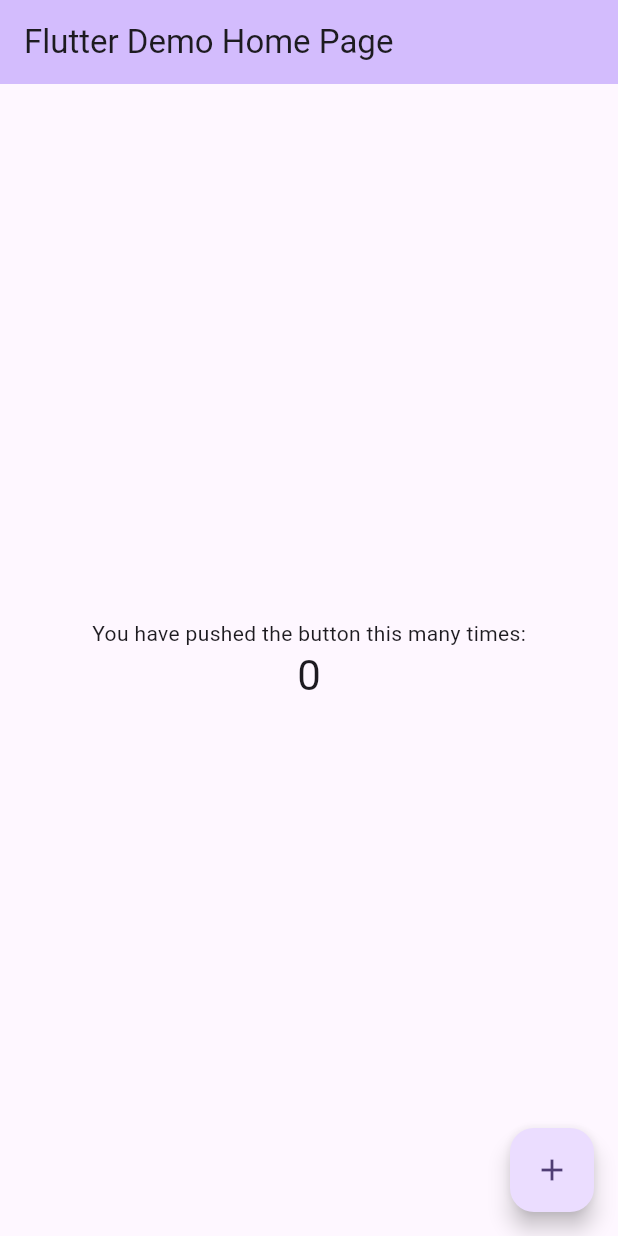
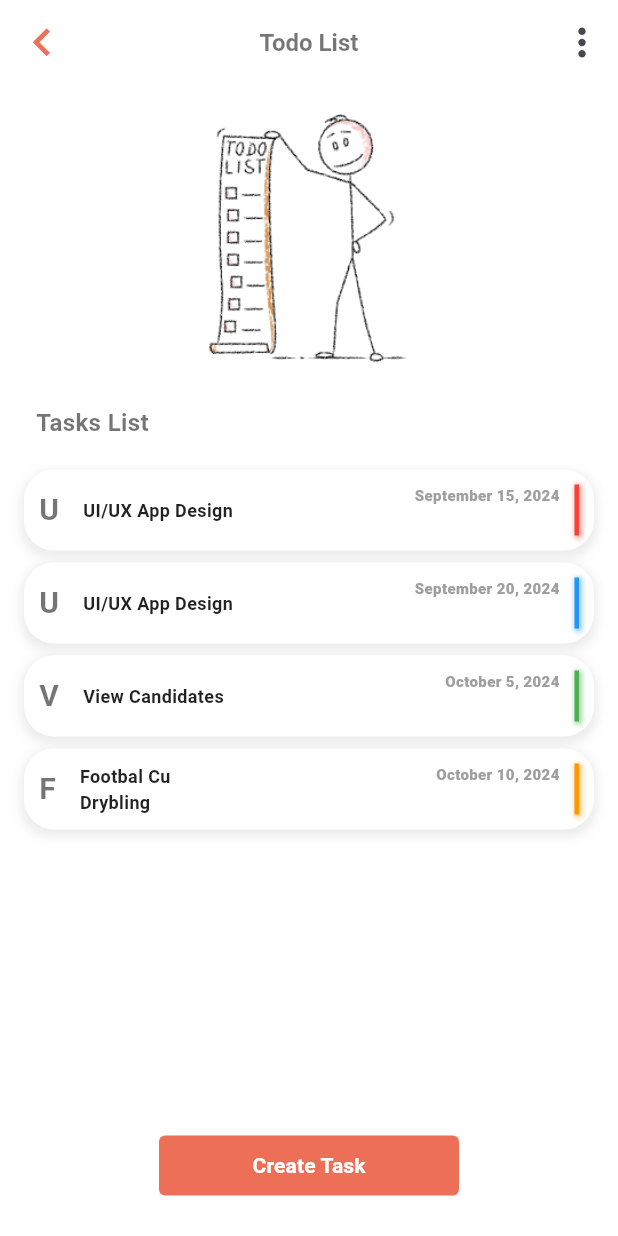
Before and after one commit to melese-2121/2023-project-phase-mobile-tasks, a Flutter app: the screen it shows after launch, on a phone screen of 412 x 824 dp. Run offline on Flutter 3.47's test engine with Material 3 defaults, Android fonts, the light colour scheme and no system bars.

Commit message:
Finish Todo_List task

```diff
--- a/on-boarding/todo_list/lib/main.dart
+++ b/on-boarding/todo_list/lib/main.dart
@@ -1,4 +1,5 @@
 import 'package:flutter/material.dart';
+import 'package:intl/intl.dart';
 
 void main() {
   runApp(const MyApp());
@@ -7,119 +8,203 @@
 class MyApp extends StatelessWidget {
   const MyApp({super.key});
 
-  // This widget is the root of your application.
   @override
   Widget build(BuildContext context) {
-    return MaterialApp(
-      title: 'Flutter Demo',
-      theme: ThemeData(
-        // This is the theme of your application.
-        //
-        // TRY THIS: Try running your application with "flutter run". You'll see
-        // the application has a purple toolbar. Then, without quitting the app,
-        // try changing the seedColor in the colorScheme below to Colors.green
-        // and then invoke "hot reload" (save your changes or press the "hot
-        // reload" button in a Flutter-supported IDE, or press "r" if you used
-        // the command line to start the app).
-        //
-        // Notice that the counter didn't reset back to zero; the application
-        // state is not lost during the reload. To reset the state, use hot
-        // restart instead.
-        //
-        // This works for code too, not just values: Most code changes can be
-        // tested with just a hot reload.
-        colorScheme: ColorScheme.fromSeed(seedColor: Colors.deepPurple),
-        useMaterial3: true,
-      ),
-      home: const MyHomePage(title: 'Flutter Demo Home Page'),
+    return const MaterialApp(
+      title: 'todo-list',
+      debugShowCheckedModeBanner: false,
+      home: MyHomePage(),
     );
   }
 }
 
 class MyHomePage extends StatefulWidget {
-  const MyHomePage({super.key, required this.title});
-
-  // This widget is the home page of your application. It is stateful, meaning
-  // that it has a State object (defined below) that contains fields that affect
-  // how it looks.
-
-  // This class is the configuration for the state. It holds the values (in this
-  // case the title) provided by the parent (in this case the App widget) and
-  // used by the build method of the State. Fields in a Widget subclass are
-  // always marked "final".
-
-  final String title;
+  const MyHomePage({super.key});
 
   @override
   State<MyHomePage> createState() => _MyHomePageState();
 }
 
 class _MyHomePageState extends State<MyHomePage> {
-  int _counter = 0;
-
-  void _incrementCounter() {
-    setState(() {
-      // This call to setState tells the Flutter framework that something has
-      // changed in this State, which causes it to rerun the build method below
-      // so that the display can reflect the updated values. If we changed
-      // _counter without calling setState(), then the build method would not be
-      // called again, and so nothing would appear to happen.
-      _counter++;
-    });
-  }
+  final List<Map<String, dynamic>> items = [
+    {
+      'Type': 'U',
+      'Title': 'UI/UX App Design',
+      'Due Date': DateTime(2024, 9, 15),
+      'Color': Colors.red
+    },
+    {
+      'Type': 'U',
+      'Title': 'UI/UX App Design',
+      'Due Date': DateTime(2024, 9, 20),
+      'Color': Colors.blue
+    },
+    {
+      'Type': 'V',
+      'Title': 'View Candidates',
+      'Due Date': DateTime(2024, 10, 5),
+      'Color': Colors.green
+    },
+    {
+      'Type': 'F',
+      'Title': 'Footbal Cu Drybling',
+      'Due Date': DateTime(2024, 10, 10),
+      'Color': Colors.orange
+    },
+  ];
 
   @override
   Widget build(BuildContext context) {
-    // This method is rerun every time setState is called, for instance as done
-    // by the _incrementCounter method above.
-    //
-    // The Flutter framework has been optimized to make rerunning build methods
-    // fast, so that you can just rebuild anything that needs updating rather
-    // than having to individually change instances of widgets.
     return Scaffold(
+      backgroundColor: Colors.white,
       appBar: AppBar(
-        // TRY THIS: Try changing the color here to a specific color (to
-        // Colors.amber, perhaps?) and trigger a hot reload to see the AppBar
-        // change color while the other colors stay the same.
-        backgroundColor: Theme.of(context).colorScheme.inversePrimary,
-        // Here we take the value from the MyHomePage object that was created by
-        // the App.build method, and use it to set our appbar title.
-        title: Text(widget.title),
+        backgroundColor: Colors.white,
+        leading: IconButton(
+          icon: const Icon(Icons.chevron_left,
+              size: 37, color: Color(0xFFEE6F57)),
+          onPressed: () => Navigator.pop(context),
+        ),
+        title: const Text('Todo List',
+            style: TextStyle(
+                fontSize: 16,
+                color: Colors.black54,
+                fontWeight: FontWeight.w600)),
+        centerTitle: true,
+        actions: <Widget>[
+          PopupMenuButton<String>(
+            onSelected: (value) {},
+            itemBuilder: (context) => <String>[
+              'Option 1',
+              'Option 2',
+            ]
+                .map((choice) =>
+                    PopupMenuItem(value: choice, child: Text(choice)))
+                .toList(),
+            icon: const Icon(Icons.more_vert, size: 30),
+          ),
+        ],
       ),
-      body: Center(
-        // Center is a layout widget. It takes a single child and positions it
-        // in the middle of the parent.
+      body: Padding(
+        padding: const EdgeInsets.all(8.0),
         child: Column(
-          // Column is also a layout widget. It takes a list of children and
-          // arranges them vertically. By default, it sizes itself to fit its
-          // children horizontally, and tries to be as tall as its parent.
-          //
-          // Column has various properties to control how it sizes itself and
-          // how it positions its children. Here we use mainAxisAlignment to
-          // center the children vertically; the main axis here is the vertical
-          // axis because Columns are vertical (the cross axis would be
-          // horizontal).
-          //
-          // TRY THIS: Invoke "debug painting" (choose the "Toggle Debug Paint"
-          // action in the IDE, or press "p" in the console), to see the
-          // wireframe for each widget.
-          mainAxisAlignment: MainAxisAlignment.center,
+          crossAxisAlignment: CrossAxisAlignment.start,
           children: <Widget>[
-            const Text(
-              'You have pushed the button this many times:',
+            Center(
+                child: Image.asset('assets/todo-man.png',
+                    width: 180, height: 190)),
+            const Padding(
+              padding: EdgeInsets.all(16.0),
+              child: Text('Tasks List',
+                  style: TextStyle(
+                      fontSize: 16,
+                      color: Colors.black54,
+                      fontWeight: FontWeight.bold)),
             ),
-            Text(
-              '$_counter',
-              style: Theme.of(context).textTheme.headlineMedium,
+            Expanded(
+              child: ListView(
+                children: items
+                    .map((item) => Container(
+                          margin: const EdgeInsets.symmetric(
+                              vertical: 4, horizontal: 8),
+                          padding: const EdgeInsets.all(10),
+                          decoration: BoxDecoration(
+                            borderRadius: BorderRadius.circular(20),
+                            color: Colors.white,
+                            boxShadow: [
+                              BoxShadow(
+                                  color: Colors.grey.withOpacity(0.2),
+                                  spreadRadius: 2,
+                                  blurRadius: 5,
+                                  offset: const Offset(0, 3))
+                            ],
+                          ),
+                          child: Row(
+                            mainAxisAlignment: MainAxisAlignment.spaceBetween,
+                            children: [
+                              Expanded(
+                                child: Row(
+                                  children: [
+                                    Text(item['Type'],
+                                        style: const TextStyle(
+                                            fontSize: 20,
+                                            fontWeight: FontWeight.w600,
+                                            color: Colors.black54)),
+                                    const SizedBox(width: 16),
+                                    Column(
+                                      crossAxisAlignment:
+                                          CrossAxisAlignment.start,
+                                      children: [
+                                        SizedBox(
+                                          width: 100,
+                                          child: Text(item['Title'],
+                                              style: const TextStyle(
+                                                  fontSize: 12,
+                                                  fontWeight: FontWeight.w600,
+                                                  color: Colors.black87)),
+                                        ),
+                                      ],
+                                    ),
+                                  ],
+                                ),
+                              ),
+                              Row(
+                                crossAxisAlignment: CrossAxisAlignment.start,
+                                children: [
+                                  Padding(
+                                    padding: const EdgeInsets.only(right: 10),
+                                    child: Text(
+                                        DateFormat('MMMM d, yyyy')
+                                            .format(item['Due Date']),
+                                        style: const TextStyle(
+                                            color: Colors.grey,
+                                            fontSize: 10,
+                                            fontWeight: FontWeight.w800)),
+                                  ),
+                                  const SizedBox(height: 8),
+                                  Container(
+                                    width: 3,
+                                    height: 34,
+                                    decoration: BoxDecoration(
+                                      color: item['Color'],
+                                      boxShadow: [
+                                        BoxShadow(
+                                          color: item['Color']!.withOpacity(
+                                              0.5), // Adjust opacity for shadow effect
+                                          spreadRadius: 1,
+                                          blurRadius: 2,
+                                          offset: const Offset(
+                                              1, 1), // Shadow position
+                                        ),
+                                      ],
+                                    ),
+                                  )
+                                ],
+                              ),
+                            ],
+                          ),
+                        ))
+                    .toList(),
+              ),
             ),
+            Center(
+              child: ElevatedButton(
+                onPressed: () {},
+                style: ElevatedButton.styleFrom(
+                  backgroundColor: const Color(0xFFEE6F57),
+                  fixedSize: const Size(200, 20),
+                  shape: RoundedRectangleBorder(
+                      borderRadius: BorderRadius.circular(4.0)),
+                  elevation: 0,
+                ),
+                child: const Text('Create Task',
+                    style: TextStyle(
+                        color: Colors.white, fontWeight: FontWeight.bold)),
+              ),
+            ),
+            const SizedBox(height: 15),
           ],
         ),
       ),
-      floatingActionButton: FloatingActionButton(
-        onPressed: _incrementCounter,
-        tooltip: 'Increment',
-        child: const Icon(Icons.add),
-      ), // This trailing comma makes auto-formatting nicer for build methods.
     );
   }
 }
```
Also changed, not shown: on-boarding/todo_list/pubspec.yaml (+5 -5 lines), on-boarding/todo_list/assets/todo-man.png (added), on-boarding/todo_list/pubspec.lock, 1 other file.
